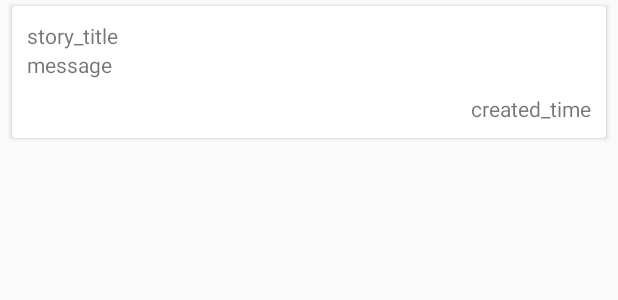
After one commit to zurche/smenglish, an Android app: the layout news_feed_item.xml on its own in the app's theme, with its tools: preview values and no code run, on a phone screen of 412 x 824 dp. The commit adds this screen. Shown: the top 300 px of the screen. Run offline under Robolectric (Android 15) with nearby library versions, the phone set to English and light mode, and no system bars.

Commit message:
Adding list of news format and recycler view

```diff
--- a/app/src/main/java/com/smenglish/news/NewsContract.java
+++ b/app/src/main/java/com/smenglish/news/NewsContract.java
@@ -1,4 +1,8 @@
 package com.smenglish.news;
+
+import com.smenglish.news.model.News;
+
+import java.util.List;
 
 /**
  * Created by alejandro.zurcher on 2/4/2017.
@@ -6,7 +10,7 @@ package com.smenglish.news;
 
 interface NewsContract {
     interface View {
-        void onFeedRetrieved(String s);
+        void onFeedRetrieved(List<News> newsList);
     }
 
     interface Presenter {
--- a/app/src/main/res/layout/activity_base.xml
+++ b/app/src/main/res/layout/activity_base.xml
@@ -10,7 +10,8 @@
     <FrameLayout
         android:id="@+id/base_container"
         android:layout_width="match_parent"
-        android:layout_height="match_parent"/>
+        android:layout_height="match_parent"
+        android:layout_above="@+id/bottom_navigation"/>
 
     <android.support.design.widget.BottomNavigationView
         android:id="@+id/bottom_navigation"
--- /dev/null
+++ b/app/src/main/res/layout/news_feed_item.xml
@@ -0,0 +1,48 @@
+<?xml version="1.0" encoding="utf-8"?>
+<android.support.v7.widget.CardView xmlns:android="http://schemas.android.com/apk/res/android"
+    xmlns:card_view="http://schemas.android.com/apk/res-auto"
+    xmlns:tools="http://schemas.android.com/tools"
+    android:layout_width="match_parent"
+    android:layout_height="wrap_content"
+    android:layout_marginLeft="5dp"
+    android:layout_marginRight="5dp"
+    card_view:cardCornerRadius="2dp"
+    card_view:cardElevation="2dp"
+    card_view:cardUseCompatPadding="true">
+
+    <LinearLayout
+        android:id="@+id/news_feed_layout"
+        android:layout_width="match_parent"
+        android:layout_height="wrap_content"
+        android:layout_marginBottom="10dp"
+        android:layout_marginEnd="10dp"
+        android:layout_marginLeft="10dp"
+        android:layout_marginRight="10dp"
+        android:layout_marginStart="10dp"
+        android:layout_marginTop="10dp"
+        android:orientation="vertical">
+
+        <TextView
+            android:id="@+id/story_title"
+            android:layout_width="match_parent"
+            android:layout_height="match_parent"
+            tools:text="story_title" />
+
+        <TextView
+            android:id="@+id/message"
+            android:layout_width="match_parent"
+            android:layout_height="match_parent"
+            android:visibility="gone"
+            tools:text="message"
+            tools:visibility="visible" />
+
+        <TextView
+            android:id="@+id/created_time"
+            android:layout_width="wrap_content"
+            android:layout_height="match_parent"
+            android:layout_gravity="bottom|end"
+            android:layout_marginTop="10dp"
+            tools:text="created_time" />
+
+    </LinearLayout>
+</android.support.v7.widget.CardView>
```
Also changed, not shown: app/src/main/java/com/smenglish/news/NewsFeedAdapter.java (added, +83 -0 lines), app/src/main/java/com/smenglish/news/NewsFragment.java (+12 -5 lines), app/src/main/java/com/smenglish/news/NewsListTransformer.java (added, +75 -0 lines), app/src/main/java/com/smenglish/news/NewsPresenter.java (+23 -4 lines), app/src/main/java/com/smenglish/news/model/News.java (added, +57 -0 lines), app/src/main/java/com/smenglish/util/ConstantUtil.java (added, +10 -0 lines), app/src/main/res/layout/fragment_news.xml (+3 -4 lines).
